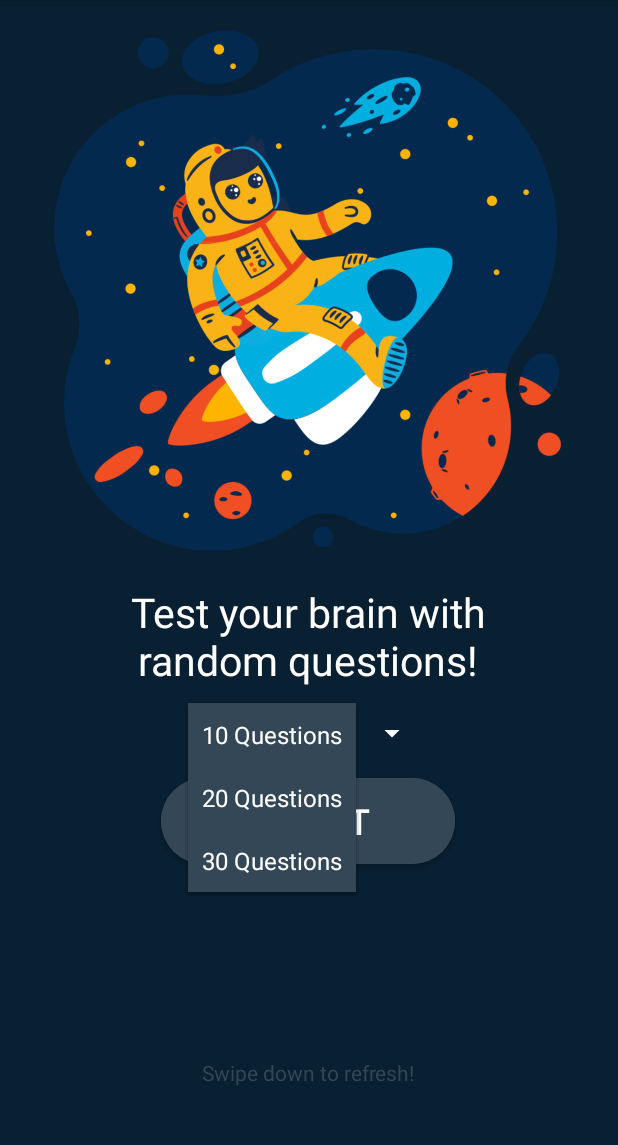
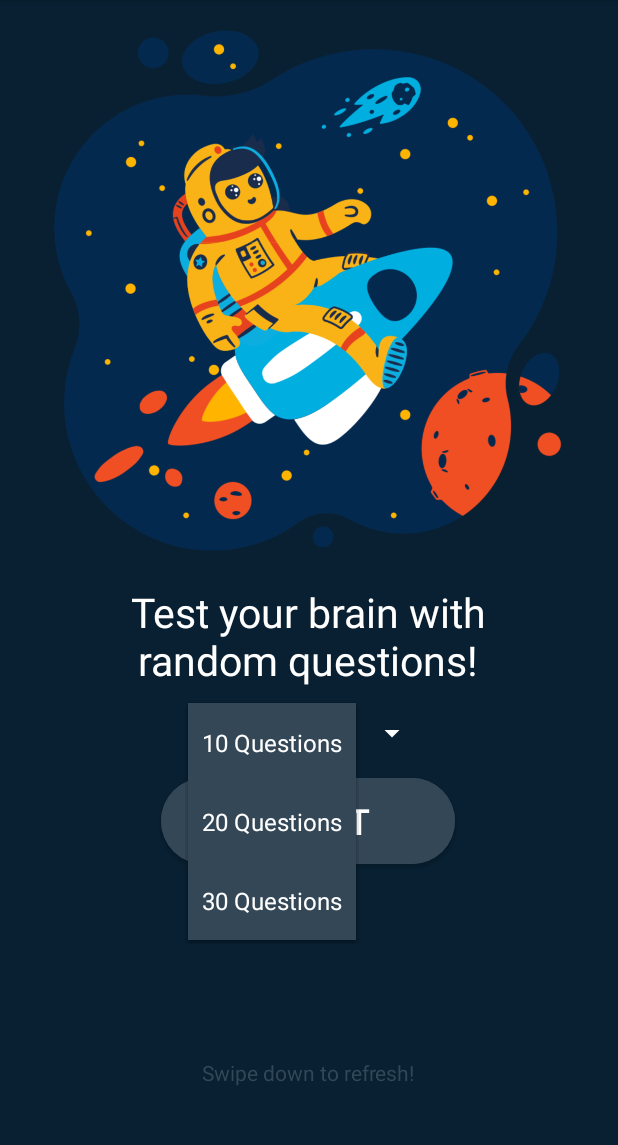
Before and after one commit to s20016/Quiz, an Android app: the screen it shows after launch (MainActivity), after a tap on "10 Questions", on a phone screen of 412 x 824 dp, the part 84-1229 px from its top. Run offline under Robolectric (Android 15) with nearby library versions, the phone set to English and light mode, and no system bars; Roboto replaces fonts that are not available here.

Commit message:
Fix: Minor style

```diff
--- a/app/src/main/java/jp/ac/it_college/std/s20016/quiz/QuizActivity.kt
+++ b/app/src/main/java/jp/ac/it_college/std/s20016/quiz/QuizActivity.kt
@@ -27,6 +27,7 @@ class QuizActivity : AppCompatActivity() {
     private val dataId = mutableListOf<List<String>>()
     private val dataAnswers = mutableListOf<Int>()
     private val dataChoices = mutableListOf<List<String>>()
+    private var itemCount = ""
 
     private lateinit var binding: ActivityQuizBinding
     private var layoutManager: RecyclerView.LayoutManager? = null
@@ -38,6 +39,7 @@ class QuizActivity : AppCompatActivity() {
 
         supportActionBar?.hide()
         val position = intent.getStringExtra("POSITION").toString()
+        itemCount = position
 
         runBlocking {
             val msg = "Randomizing Questions!"
@@ -99,6 +101,7 @@ class QuizActivity : AppCompatActivity() {
 
         intent.putExtra("SCORE", points)
         intent.putExtra("MESSAGE", message)
+        intent.putExtra("ITEM_COUNT", itemCount)
         startActivity(intent)
     }
 
@@ -149,7 +152,7 @@ class QuizActivity : AppCompatActivity() {
 
         // Compare userAnswer and dataAnswer
         fun compareAnswers(): Boolean {
-            return (userChoicesInt.containsAll(shuffledAnswers))
+            return userChoicesInt.containsAll(shuffledAnswers)
         }
 
         // Timer
--- a/app/src/main/java/jp/ac/it_college/std/s20016/quiz/ResultActivity.kt
+++ b/app/src/main/java/jp/ac/it_college/std/s20016/quiz/ResultActivity.kt
@@ -18,6 +18,7 @@ class ResultActivity : AppCompatActivity() {
 
         val score = intent.getStringExtra("SCORE")
         val message = intent.getStringExtra("MESSAGE")
+        val itemCount = intent.getStringExtra("ITEM_COUNT")
 
         binding.resultMessage.text = message
         binding.resultScore.text = score
@@ -27,7 +28,10 @@ class ResultActivity : AppCompatActivity() {
         }
 
         binding.resultRestart.setOnClickListener {
-            Intent(this, QuizActivity::class.java).also { startActivity(it) }
+            Intent(this, QuizActivity::class.java).also {
+                it.putExtra("POSITION", itemCount.toString())
+                startActivity(it)
+            }
         }
     }
 }
--- a/app/src/main/res/layout/spinner_dropdown.xml
+++ b/app/src/main/res/layout/spinner_dropdown.xml
@@ -5,7 +5,7 @@
 
     android:layout_width="match_parent"
     android:layout_height="wrap_content"
-    android:padding="10dp"
+    android:padding="15dp"
     android:textAlignment="center"
     android:background="@color/secondary"
     android:textColor="@color/white"/>
```
